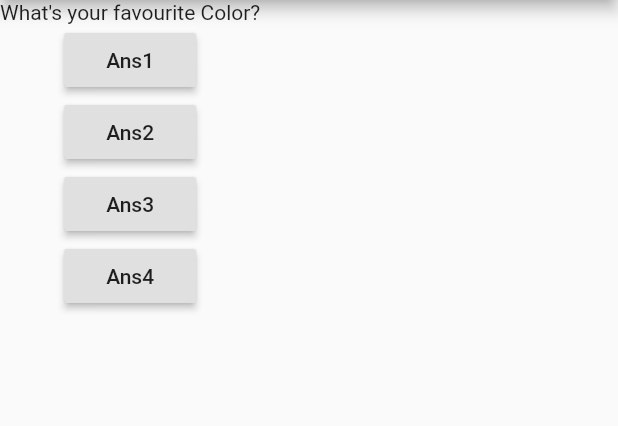
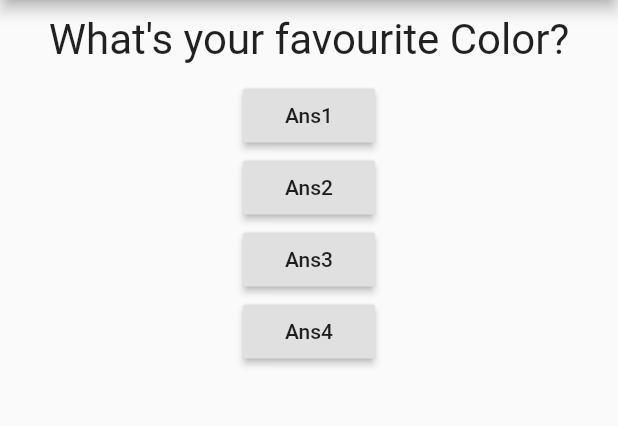
Before and after one commit to khudania/First_Flutter_App, a Flutter app: the screen it shows after launch, on a phone screen of 412 x 824 dp, the part 84-510 px from its top. Run offline on Flutter 3.47's test engine with Material 2 defaults, Android fonts, the phone set to English and light mode, and no system bars.

Commit message:
First Styling and Layouting steps

```diff
--- a/lib/question.dart
+++ b/lib/question.dart
@@ -7,6 +7,14 @@ class Question extends StatelessWidget {
 
   @override
   Widget build(BuildContext context) {
-    return Text(quesText);
+    return Container(
+      width: double.infinity,
+      margin: EdgeInsets.all(10),
+      child: Text(
+        quesText,
+        style: TextStyle(fontSize: 28),
+        textAlign: TextAlign.center,
+      ),
+    );
   }
 }
```
